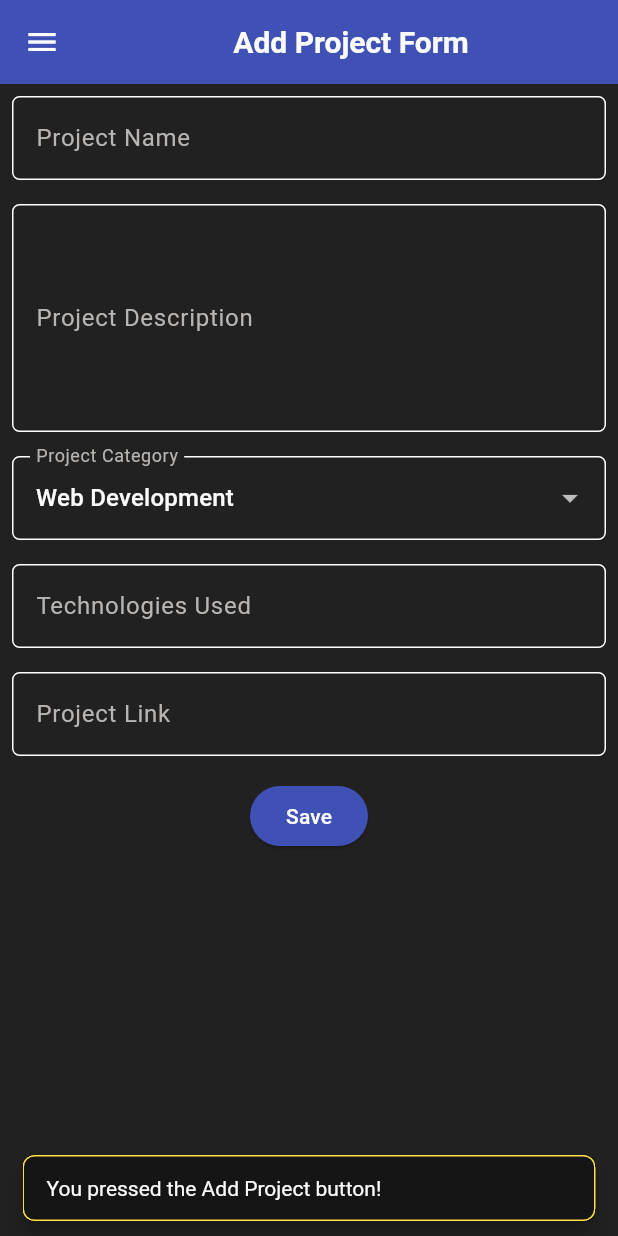
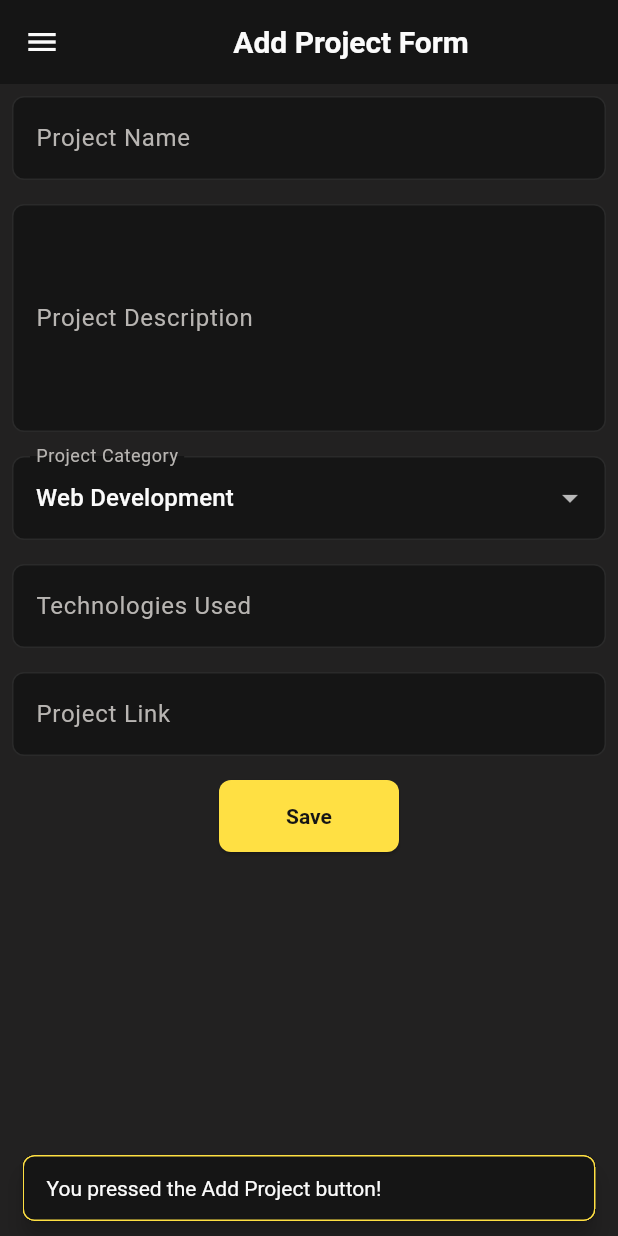
Before and after one commit to 1drism/myportofolio_mobile, a Flutter app: the screen it shows after launch, after a tap on "Add Project", on a phone screen of 412 x 824 dp. Run offline on Flutter 3.47's test engine with Material 3 defaults, Android fonts, the phone set to English and light mode, and no system bars; our stand-ins replace material_ui.

Commit message:
style(theme): apply portfolio theme to drawer and project form

```diff
--- a/lib/app_colors.dart
+++ b/lib/app_colors.dart
@@ -12,6 +12,7 @@ class AppColors {
   static const Color accentGlow = Color(0x1FB09404);
   static const Color divider = Color(0x17FBFBFB);
   static const Color danger = Color(0xFFB42318);
+  static const Color dangerLight = Color(0xFFE0695E);
 
   static const Color blue = Color(0xFF3776AB);
   static const Color green = Color(0xFF44B78B);
--- a/lib/main.dart
+++ b/lib/main.dart
@@ -12,9 +12,14 @@ class MyApp extends StatelessWidget {
 
   @override
   Widget build(BuildContext context) {
+    final radius = BorderRadius.circular(8);
     final cardShape = RoundedRectangleBorder(
-      borderRadius: BorderRadius.circular(8),
+      borderRadius: radius,
       side: const BorderSide(color: AppColors.divider),
+    );
+    OutlineInputBorder inputBorder(Color color) => OutlineInputBorder(
+      borderRadius: radius,
+      borderSide: BorderSide(color: color),
     );
 
     return MaterialApp(
@@ -30,7 +35,7 @@ class MyApp extends StatelessWidget {
           surface: AppColors.paperDark,
           onSurface: AppColors.ink,
           onSurfaceVariant: AppColors.textMuted,
-          error: AppColors.danger,
+          error: AppColors.dangerLight,
         ),
         appBarTheme: const AppBarTheme(
           backgroundColor: AppColors.paperDark,
@@ -46,6 +51,42 @@ class MyApp extends StatelessWidget {
           elevation: 0,
           shape: cardShape,
         ),
+        inputDecorationTheme: InputDecorationTheme(
+          filled: true,
+          fillColor: AppColors.paperDark,
+          labelStyle: const TextStyle(color: AppColors.textMuted),
+          hintStyle: const TextStyle(color: AppColors.textMuted),
+          border: inputBorder(AppColors.divider),
+          enabledBorder: inputBorder(AppColors.divider),
+          focusedBorder: inputBorder(AppColors.accent),
+          errorBorder: inputBorder(AppColors.dangerLight),
+          focusedErrorBorder: inputBorder(AppColors.dangerLight),
+        ),
+        elevatedButtonTheme: ElevatedButtonThemeData(
+          style: ElevatedButton.styleFrom(
+            backgroundColor: AppColors.accent,
+            foregroundColor: AppColors.paperDark,
+            minimumSize: const Size(120, 48),
+            textStyle: const TextStyle(fontWeight: FontWeight.bold),
+            shape: RoundedRectangleBorder(borderRadius: radius),
+          ),
+        ),
+        dialogTheme: DialogThemeData(
+          backgroundColor: AppColors.paperDark,
+          shape: RoundedRectangleBorder(
+            borderRadius: radius,
+            side: const BorderSide(color: AppColors.divider),
+          ),
+        ),
+        drawerTheme: const DrawerThemeData(
+          backgroundColor: AppColors.paperDark,
+        ),
+        listTileTheme: const ListTileThemeData(
+          iconColor: AppColors.textMuted,
+          textColor: AppColors.ink,
+          selectedColor: AppColors.accent,
+          selectedTileColor: AppColors.accentGlow,
+        ),
         snackBarTheme: SnackBarThemeData(
           backgroundColor: AppColors.paperDark,
           contentTextStyle: const TextStyle(color: AppColors.ink),
--- a/lib/screens/project_form.dart
+++ b/lib/screens/project_form.dart
@@ -1,6 +1,7 @@
 import 'package:material_ui/material_ui.dart';
 import 'package:myportofolio_mobile/widgets/left_drawer.dart';
 
+/// Tutorial 09 form for adding a portfolio project.
 class ProjectFormPage extends StatefulWidget {
   const ProjectFormPage({super.key});
 
@@ -28,11 +29,7 @@ class _ProjectFormPageState extends State<ProjectFormPage> {
   @override
   Widget build(BuildContext context) {
     return Scaffold(
-      appBar: AppBar(
-        title: const Center(child: Text('Add Project Form')),
-        backgroundColor: Colors.indigo,
-        foregroundColor: Colors.white,
-      ),
+      appBar: AppBar(title: const Center(child: Text('Add Project Form'))),
       drawer: const LeftDrawer(),
       body: Form(
         key: _formKey,
@@ -47,9 +44,6 @@ class _ProjectFormPageState extends State<ProjectFormPage> {
                   decoration: InputDecoration(
                     hintText: "Project Name",
                     labelText: "Project Name",
-                    border: OutlineInputBorder(
-                      borderRadius: BorderRadius.circular(5.0),
-                    ),
                   ),
                   onChanged: (String? value) {
                     setState(() {
@@ -73,9 +67,6 @@ class _ProjectFormPageState extends State<ProjectFormPage> {
                   decoration: InputDecoration(
                     hintText: "Project Description",
                     labelText: "Project Description",
-                    border: OutlineInputBorder(
-                      borderRadius: BorderRadius.circular(5.0),
-                    ),
                   ),
                   onChanged: (String? value) {
                     setState(() {
@@ -95,12 +86,8 @@ class _ProjectFormPageState extends State<ProjectFormPage> {
               Padding(
                 padding: const EdgeInsets.all(8.0),
                 child: DropdownButtonFormField<String>(
-                  decoration: InputDecoration(
-                    labelText: "Project Category",
-                    border: OutlineInputBorder(
-                      borderRadius: BorderRadius.circular(5.0),
-                    ),
-                  ),
+                  isExpanded: true,
+                  decoration: InputDecoration(labelText: "Project Category"),
                   initialValue: _category,
                   items: _categories
                       .map(
@@ -125,9 +112,6 @@ class _ProjectFormPageState extends State<ProjectFormPage> {
                   decoration: InputDecoration(
                     hintText: "Example: Flutter, Django, Figma",
                     labelText: "Technologies Used",
-                    border: OutlineInputBorder(
-                      borderRadius: BorderRadius.circular(5.0),
-                    ),
                   ),
                   onChanged: (String? value) {
                     setState(() {
@@ -144,9 +128,6 @@ class _ProjectFormPageState extends State<ProjectFormPage> {
                   decoration: InputDecoration(
                     hintText: "Project URL (optional)",
                     labelText: "Project Link",
-                    border: OutlineInputBorder(
-                      borderRadius: BorderRadius.circular(5.0),
-                    ),
                   ),
                   onChanged: (String? value) {
                     setState(() {
@@ -162,9 +143,6 @@ class _ProjectFormPageState extends State<ProjectFormPage> {
                 child: Padding(
                   padding: const EdgeInsets.all(8.0),
                   child: ElevatedButton(
-                    style: ButtonStyle(
-                      backgroundColor: WidgetStateProperty.all(Colors.indigo),
-                    ),
                     onPressed: () {
                       if (_formKey.currentState!.validate()) {
                         showDialog(
@@ -198,10 +176,7 @@ class _ProjectFormPageState extends State<ProjectFormPage> {
                         );
                       }
                     },
-                    child: const Text(
-                      "Save",
-                      style: TextStyle(color: Colors.white),
-                    ),
+                    child: const Text("Save"),
                   ),
                 ),
               ),
--- a/lib/widgets/left_drawer.dart
+++ b/lib/widgets/left_drawer.dart
@@ -1,7 +1,9 @@
 import 'package:material_ui/material_ui.dart';
+import 'package:myportofolio_mobile/app_colors.dart';
 import 'package:myportofolio_mobile/screens/menu.dart';
 import 'package:myportofolio_mobile/screens/project_form.dart';
 
+/// Navigation drawer shared by every page.
 class LeftDrawer extends StatelessWidget {
   const LeftDrawer({super.key});
 
@@ -10,9 +12,14 @@ class LeftDrawer extends StatelessWidget {
     return Drawer(
       child: ListView(
         children: [
-          const DrawerHeader(
-            decoration: BoxDecoration(color: Colors.indigo),
-            child: Column(
+          Container(
+            margin: const EdgeInsets.only(bottom: 8),
+            padding: const EdgeInsets.fromLTRB(16, 24, 16, 16),
+            decoration: const BoxDecoration(
+              color: AppColors.paper,
+              border: Border(bottom: BorderSide(color: AppColors.accent)),
+            ),
+            child: const Column(
               crossAxisAlignment: CrossAxisAlignment.start,
               children: [
                 Text(
@@ -20,13 +27,13 @@ class LeftDrawer extends StatelessWidget {
                   style: TextStyle(
                     fontSize: 30,
                     fontWeight: FontWeight.bold,
-                    color: Colors.white,
+                    color: AppColors.accent,
                   ),
                 ),
                 SizedBox(height: 10),
                 Text(
                   'Explore personal projects and experiences!',
-                  style: TextStyle(fontSize: 15, color: Colors.white),
+                  style: TextStyle(fontSize: 15, color: AppColors.textMuted),
                 ),
               ],
             ),
```
